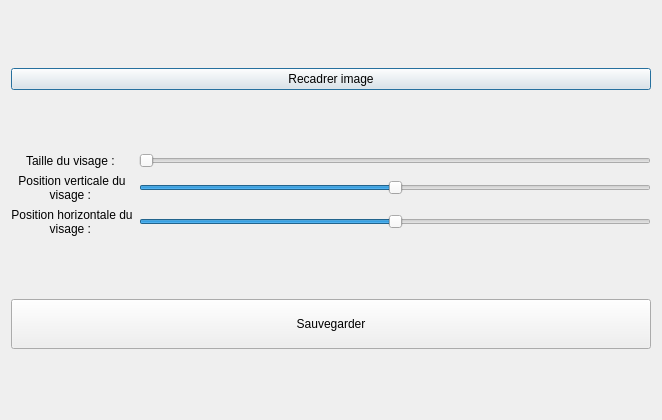
Before: the Qt Designer form conceptionplanche.ui in clement-roblot/generateur-de-photo-identite, drawn with Qt 5.
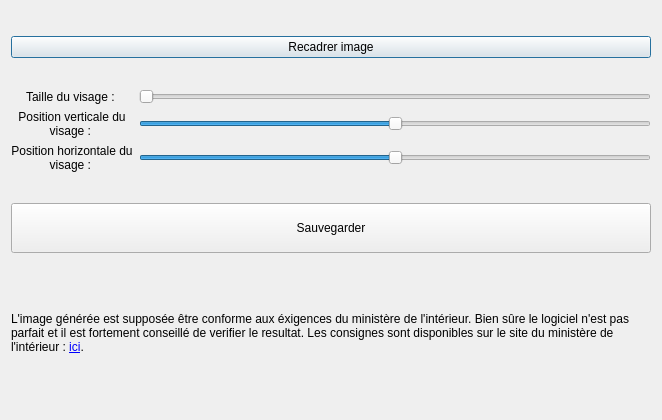
After: the same form once the commit is applied.

```diff
--- a/conceptionplanche.ui
+++ b/conceptionplanche.ui
@@ -115,6 +115,31 @@
        </property>
       </widget>
      </item>
+     <item>
+      <widget class="QLabel" name="instructions">
+       <property name="sizePolicy">
+        <sizepolicy hsizetype="Preferred" vsizetype="Fixed">
+         <horstretch>0</horstretch>
+         <verstretch>0</verstretch>
+        </sizepolicy>
+       </property>
+       <property name="text">
+        <string>&lt;html&gt;&lt;head/&gt;&lt;body&gt;&lt;p&gt;L'image générée est supposée être conforme aux éxigences du ministère de l'intérieur. Bien sûre le logiciel n'est pas parfait et il est fortement conseillé de verifier le resultat. Les consignes sont disponibles sur le site du ministère de l'intérieur : &lt;a href=&quot;http://www.interieur.gouv.fr/A-votre-service/Mes-demarches/Papiers-Citoyennete/Questions-Reponses/Quelles-photographies-sont-admises-pour-une-demande-de-titre-d-identite&quot;&gt;&lt;span style=&quot; text-decoration: underline; color:#0000ff;&quot;&gt;ici&lt;/span&gt;&lt;/a&gt;.&lt;/p&gt;&lt;/body&gt;&lt;/html&gt;</string>
+       </property>
+       <property name="textFormat">
+        <enum>Qt::RichText</enum>
+       </property>
+       <property name="wordWrap">
+        <bool>true</bool>
+       </property>
+       <property name="openExternalLinks">
+        <bool>true</bool>
+       </property>
+       <property name="textInteractionFlags">
+        <set>Qt::TextBrowserInteraction</set>
+       </property>
+      </widget>
+     </item>
     </layout>
    </item>
   </layout>
```
